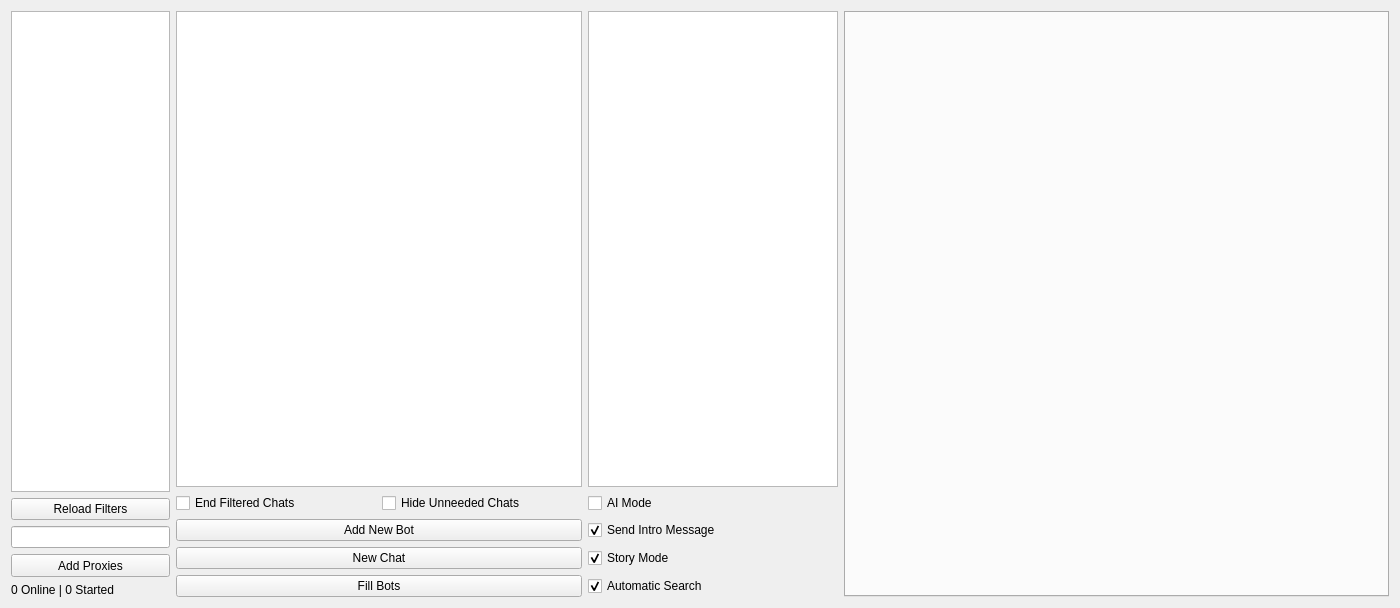
Old version of the form QT_Test/qt_test.ui in the repository grasmanek94/PACB-PROJECT-ChatBot-QT-V3.
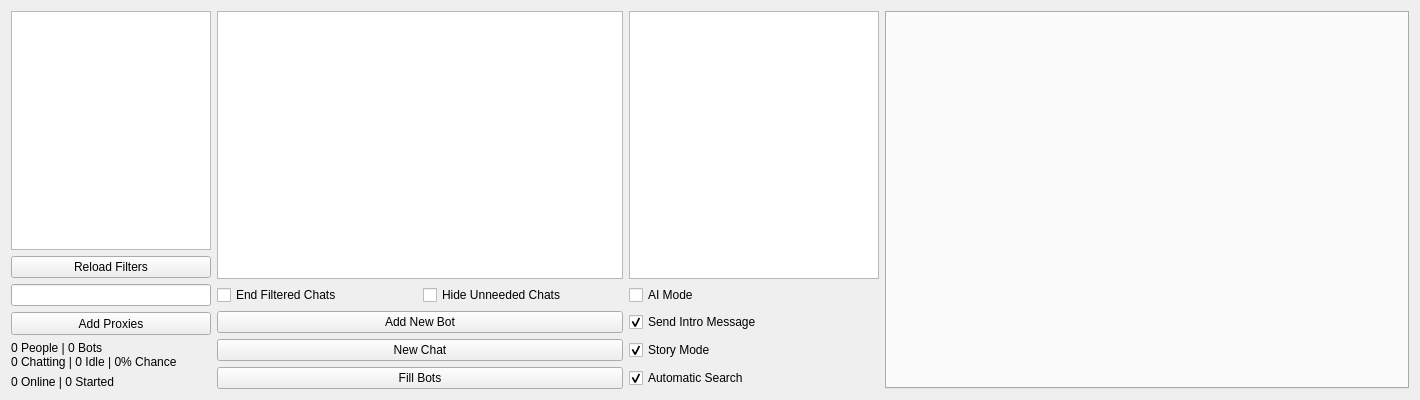
New version of the form. Icons and pictures are not drawn.

```diff
--- a/QT_Test/qt_test.ui
+++ b/QT_Test/qt_test.ui
@@ -6,13 +6,13 @@
    <rect>
     <x>0</x>
     <y>0</y>
-    <width>1400</width>
-    <height>608</height>
+    <width>1420</width>
+    <height>400</height>
    </rect>
   </property>
   <property name="minimumSize">
    <size>
-    <width>1400</width>
+    <width>1420</width>
     <height>400</height>
    </size>
   </property>
@@ -39,40 +39,17 @@
       <property name="sizeConstraint">
        <enum>QLayout::SetMinimumSize</enum>
       </property>
-      <item row="2" column="0">
-       <widget class="QLineEdit" name="chatProxyInput">
-        <property name="minimumSize">
-         <size>
-          <width>159</width>
-          <height>20</height>
-         </size>
-        </property>
-        <property name="maximumSize">
-         <size>
-          <width>159</width>
-          <height>16777215</height>
-         </size>
-        </property>
-       </widget>
-      </item>
-      <item row="4" column="0">
-       <widget class="QLabel" name="onlineCountLabel">
-        <property name="text">
-         <string>0 Online | 0 Started</string>
-        </property>
-       </widget>
-      </item>
       <item row="0" column="0">
        <widget class="QListWidget" name="chatProxyList">
         <property name="minimumSize">
          <size>
-          <width>159</width>
+          <width>200</width>
           <height>224</height>
          </size>
         </property>
         <property name="maximumSize">
          <size>
-          <width>159</width>
+          <width>200</width>
           <height>16777215</height>
          </size>
         </property>
@@ -83,17 +60,47 @@
         </property>
        </widget>
       </item>
+      <item row="5" column="0">
+       <widget class="QLabel" name="onlineCountLabel">
+        <property name="text">
+         <string>0 Online | 0 Started</string>
+        </property>
+       </widget>
+      </item>
+      <item row="1" column="0">
+       <widget class="QPushButton" name="reloadFiltersSubmit">
+        <property name="text">
+         <string>Reload Filters</string>
+        </property>
+       </widget>
+      </item>
+      <item row="2" column="0">
+       <widget class="QLineEdit" name="chatProxyInput">
+        <property name="minimumSize">
+         <size>
+          <width>0</width>
+          <height>20</height>
+         </size>
+        </property>
+        <property name="maximumSize">
+         <size>
+          <width>16777215</width>
+          <height>16777215</height>
+         </size>
+        </property>
+       </widget>
+      </item>
       <item row="3" column="0">
        <widget class="QPushButton" name="chatProxySubmit">
         <property name="minimumSize">
          <size>
-          <width>159</width>
+          <width>0</width>
           <height>23</height>
          </size>
         </property>
         <property name="maximumSize">
          <size>
-          <width>159</width>
+          <width>16777215</width>
           <height>16777215</height>
          </size>
         </property>
@@ -102,10 +109,17 @@
         </property>
        </widget>
       </item>
-      <item row="1" column="0">
-       <widget class="QPushButton" name="reloadFiltersSubmit">
+      <item row="4" column="0">
+       <widget class="QLabel" name="statsLabel">
+        <property name="minimumSize">
+         <size>
+          <width>0</width>
+          <height>0</height>
+         </size>
+        </property>
         <property name="text">
-         <string>Reload Filters</string>
+         <string>0 People | 0 Bots
+0 Chatting | 0 Idle | 0% Chance</string>
         </property>
        </widget>
       </item>
```
